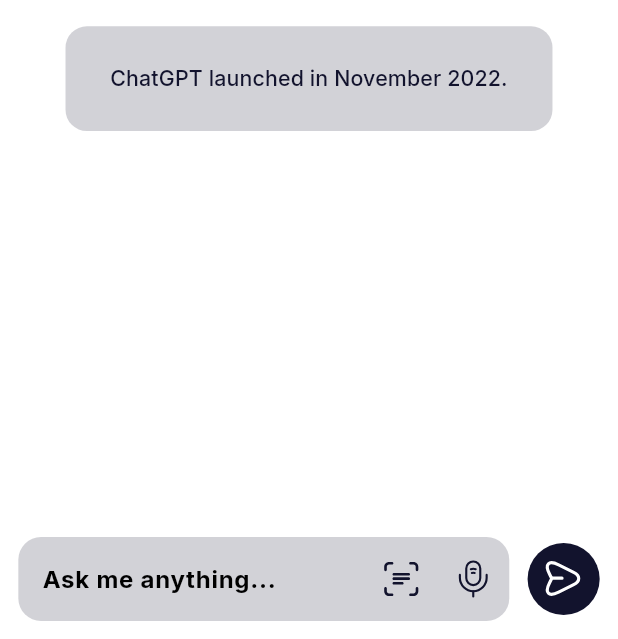
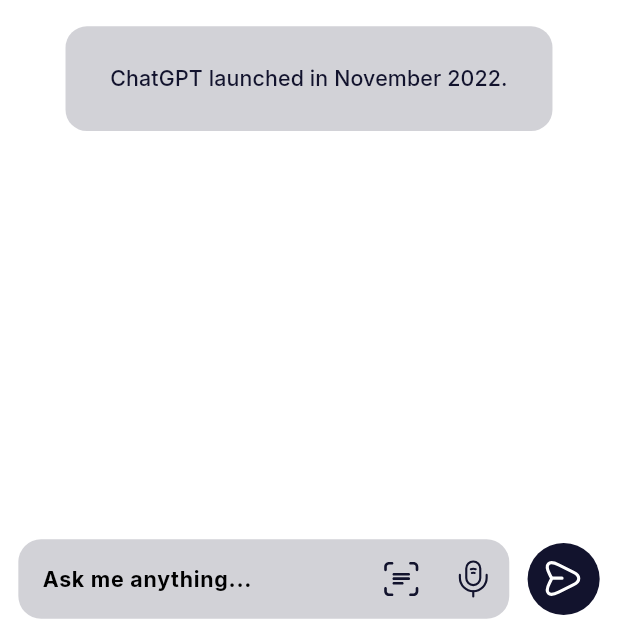
Before and after one commit to Gaith-Kozali/Chatbot, a Flutter app: the ChatBotScreen screen opened by its route, on a phone screen of 412 x 824 dp, the part 597-1236 px from its top. Run offline on Flutter 3.47's test engine with Material 3 defaults, Android fonts, the phone set to English and light mode, and no system bars; our stand-ins replace bloc, dartz, dropdown_button2, flutter_bloc, flutter_screenutil, flutter_svg and 1 more; missing offline and left inert: chat_gpt_sdk, gif_view.

Commit message:
correct the code

```diff
--- a/lib/core/constants/app_fonts.dart
+++ b/lib/core/constants/app_fonts.dart
@@ -60,7 +60,7 @@
   );
   static TextStyle inter16W700 = GoogleFonts.inter(
     color: Color(0xFF3A3A3A),
-    fontSize: 16,
+    fontSize: 16.spMin,
     fontWeight: FontWeight.w700,
   );
   static TextStyle inter16W400 = GoogleFonts.inter(
@@ -75,7 +75,7 @@
   );
   static TextStyle inter15W400 = GoogleFonts.inter(
     color: Colors.white,
-    fontSize: 15,
+    fontSize: 15.spMin,
     fontWeight: FontWeight.w400,
   );
 }
--- a/lib/features/feature_authentication/presentation/screens/information_input_screen.dart
+++ b/lib/features/feature_authentication/presentation/screens/information_input_screen.dart
@@ -1,8 +1,4 @@
-import 'dart:js';
-
-import 'package:cr/core/constants/app_colors.dart';
 import 'package:cr/core/constants/app_decoration.dart';
-import 'package:cr/core/constants/app_fonts.dart';
 import 'package:cr/core/constants/app_images_path.dart';
 import 'package:cr/features/feature_authentication/presentation/widgets/auth_appbar.dart';
 import 'package:cr/features/feature_authentication/presentation/widgets/choose_profile.dart';
--- a/lib/features/feature_chatbot/presentation/screens/chatbot_screen.dart
+++ b/lib/features/feature_chatbot/presentation/screens/chatbot_screen.dart
@@ -12,7 +12,7 @@
 import 'package:gif_view/gif_view.dart';
 
 List<String> sendMessages = [];
-
+List<String> receiveMessages = [];
 List<String> introString = [
   'ChatGPT is an artificial-intelligence chatbot developed by Open AI',
   'ChatGPT launched in November 2022.',
@@ -25,7 +25,7 @@
   late bool displayImage;
   late int displaySendMes;
   late int displayReceiveMes;
-  List<String> receiveMessages = [];
+  late bool displayRec;
 
   int itemCountCalculate() {
     return displayIntro ? introString.length : sendMessages.length;
@@ -45,6 +45,7 @@
           children: [
             BlocBuilder<ChatbotBloc, ChatbotState>(builder: (context, state) {
               displayIntro = sendMessages.isEmpty;
+
               if (state is ReceiveAnswerState) {
                 receiveMessages.add(state.answer);
               }
@@ -56,6 +57,8 @@
                 itemCount: itemCountCalculate(),
                 itemBuilder: (context, index) {
                   initDisplay(index);
+                  displayRec = (receiveMessages.length > index &&
+                      (state is ReceiveAnswerState || state is WaitingState));
                   return Column(
                     children: [
                       displayImage
@@ -69,7 +72,7 @@
                           ? IntroMessage(index)
                           : MessageSendWidget(
                               text: sendMessages[displaySendMes]),
-                      (receiveMessages.length > index)
+                      displayRec
                           ? MessageReceiveWidget(
                               title: receiveMessages[displayReceiveMes],
                             )
--- a/lib/features/feature_introduction/presentation/widgets/next_button.dart
+++ b/lib/features/feature_introduction/presentation/widgets/next_button.dart
@@ -29,7 +29,7 @@
       onTap: () {
         context.read<IntroductionCubit>().nextPage();
         if (context.read<IntroductionCubit>().currentPage == pageCount) {
-          Navigator.of(context).pushNamed(LoginScreen.route);
+          Navigator.of(context).pushReplacementNamed(LoginScreen.route);
         }
       },
     );
--- a/lib/features/feature_setting/presentation/widgets/choose_theme_widget.dart
+++ b/lib/features/feature_setting/presentation/widgets/choose_theme_widget.dart
@@ -85,7 +85,7 @@
       ),
       dropdownStyleData: DropdownStyleData(
         padding: EdgeInsets.zero,
-        width: 133.w,
+        width: 180.w,
         decoration: AppDecoration(context).dropDownBox(),
       ),
     );
--- a/lib/main.dart
+++ b/lib/main.dart
@@ -1,12 +1,9 @@
-import 'package:cr/core/constants/app_colors.dart';
-import 'package:cr/core/constants/app_fonts.dart';
 import 'package:cr/core/constants/app_theme.dart';
 import 'package:cr/features/feature_authentication/presentation/screens/information_input_screen.dart';
 import 'package:cr/features/feature_authentication/presentation/screens/login_screen.dart';
 import 'package:cr/features/feature_authentication/presentation/screens/signup_screen.dart';
 import 'package:cr/features/feature_chatbot/data/data/chatbot_remote_data.dart';
 import 'package:cr/features/feature_chatbot/data/repositories/repository_imp.dart';
-import 'package:cr/features/feature_chatbot/domain/repositories/chatbot_repositories.dart';
 import 'package:cr/features/feature_chatbot/domain/use_cases/chatAi_useCase.dart';
 import 'package:cr/features/feature_chatbot/presentation/controllers/chatbot_bloc.dart';
 import 'package:cr/features/feature_chatbot/presentation/screens/chatbot_screen.dart';
```
Also changed, not shown: lib/features/feature_chatbot/presentation/widgets/stop_generating_widget.dart (+9 -4 lines).
